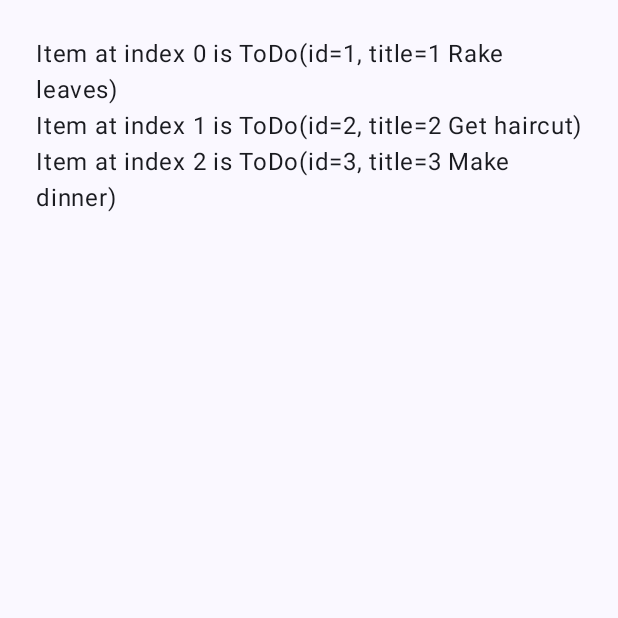
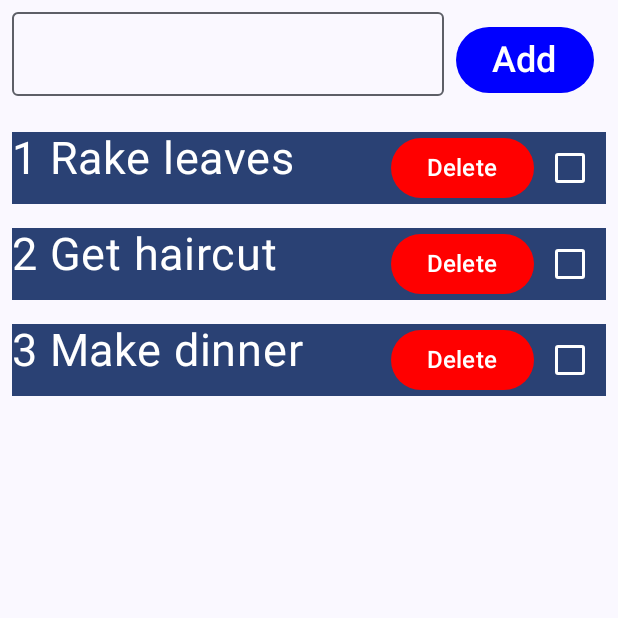
Before and after one commit to mmccormicc/ToDoList, an Android app built with Jetpack Compose: the screen it shows after launch (MainActivity), on a phone screen of 412 x 824 dp, the top half of it. Run offline under Robolectric (Android 15) with nearby library versions, the phone set to English and light mode, and no system bars.

Commit message:
Added ToDoItem composable to format list entries. Items can now be deleted

```diff
--- /dev/null
+++ b/app/src/main/java/com/example/todolist/ToDo.kt
@@ -0,0 +1,7 @@
+package com.example.todolist
+
+data class ToDo(
+    var id: Int,
+    var title : String,
+    var checked : Boolean
+)
--- a/app/src/main/java/com/example/todolist/ToDoData.kt
+++ /dev/null
@@ -1,14 +0,0 @@
-package com.example.todolist
-
-data class ToDo(
-    var id: Int,
-    var title : String
-)
-
-fun getTestTodo() : List<ToDo> {
-    return listOf<ToDo>(
-        ToDo(1, "1 Rake leaves"),
-        ToDo(2, "2 Get haircut"),
-        ToDo(3, "3 Make dinner")
-    )
-}
--- a/app/src/main/java/com/example/todolist/ToDoListPage.kt
+++ b/app/src/main/java/com/example/todolist/ToDoListPage.kt
@@ -1,25 +1,128 @@
 package com.example.todolist
 
+import androidx.compose.foundation.background
+import androidx.compose.foundation.layout.Column
 import androidx.compose.foundation.layout.fillMaxHeight
 import androidx.compose.foundation.lazy.LazyColumn
+import androidx.compose.foundation.layout.Row
+import androidx.compose.foundation.layout.fillMaxWidth
 import androidx.compose.foundation.layout.padding
 import androidx.compose.foundation.lazy.itemsIndexed
+import androidx.compose.material3.Button
+import androidx.compose.material3.ButtonDefaults
+import androidx.compose.material3.Checkbox
+import androidx.compose.material3.CheckboxDefaults
+import androidx.compose.material3.Icon
+import androidx.compose.material3.IconButton
+import androidx.compose.material3.MaterialTheme
+import androidx.compose.material3.OutlinedTextField
 import androidx.compose.material3.Text
 import androidx.compose.runtime.Composable
+import androidx.compose.runtime.getValue
+import androidx.compose.runtime.remember
+import androidx.compose.runtime.mutableStateOf
+import androidx.compose.runtime.mutableStateListOf
+import androidx.compose.runtime.setValue
 import androidx.compose.ui.Modifier
+import androidx.compose.ui.draw.clip
+import androidx.compose.ui.graphics.Color
+import androidx.compose.ui.graphics.RectangleShape
+import androidx.compose.ui.res.painterResource
 import androidx.compose.ui.unit.dp;
+import androidx.compose.ui.unit.sp
+
 
 @Composable
 fun ToDoListPage(modifier: Modifier = Modifier) {
 
-    val toDoList = getTestTodo()
+    val toDoList = remember { mutableStateListOf(ToDo(0, "1 Rake leaves", false),
+        ToDo(1, "2 Get haircut", false),
+        ToDo(2, "3 Make dinner", false))}
 
-    LazyColumn(
-        modifier = Modifier.fillMaxHeight().padding(24.dp)
+    var inputText by remember { mutableStateOf("")}
+
+    // Base column that uses inner padding
+    Column(
+        modifier = modifier
     ) {
-        itemsIndexed(toDoList) { index, item ->
-            Text("Item at index $index is $item")
+
+        // Row to add items
+        Row(
+            modifier = Modifier
+                .fillMaxWidth()
+                .padding(8.dp)
+        ) {
+            // Text field to add task title
+            OutlinedTextField(
+                modifier = Modifier.weight(1f),
+                value = inputText,
+                onValueChange = {
+                    inputText = it
+                }
+            )
+            // Add task button
+            Button(
+                modifier = Modifier.padding(8.dp),
+                onClick = { inputText = ""},
+                colors = ButtonDefaults.buttonColors(containerColor = Color.Blue)
+            ) {
+                Text(
+                    text = "Add",
+                    color = Color.White,
+                    fontSize = 24.sp
+                )
+            }
+        }
+
+        // Lazy column for displaying todolist items
+        LazyColumn(
+            // Filling entire height
+            modifier = Modifier.fillMaxHeight()
+        ) {
+            // Creating todoItem for each item in list
+            itemsIndexed(toDoList) { index, item ->
+                ToDoItem(item = item, toDoList = toDoList)
+            }
         }
     }
+}
 
+@Composable
+fun ToDoItem(item : ToDo, toDoList: MutableList<ToDo>) {
+
+    var checked by remember { mutableStateOf(true)}
+
+    // Creating row for each toDoItem
+    Row(
+        modifier = Modifier
+            .fillMaxWidth()
+            .padding(8.dp)
+            .clip(RectangleShape)
+            .background(MaterialTheme.colorScheme.primary)
+    ) {
+        // Text that holds item title
+        Text(
+            modifier = Modifier.weight(1f),
+            text = item.title,
+            color = Color.White,
+            fontSize = 30.sp
+        )
+        // Delete button
+        Button(
+            onClick = { toDoList.remove(item) },
+            colors = ButtonDefaults.buttonColors(containerColor = Color.Red)
+        ) {
+            Text(
+                text = "Delete",
+                color = Color.White,
+                fontSize = 16.sp
+            )
+        }
+        // Checkbox for completion
+        Checkbox(
+            checked = item.checked,
+            colors = CheckboxDefaults.colors(checkedColor = Color.Blue, uncheckedColor = Color.White),
+            onCheckedChange = { checked = it }
+        )
+    }
 }
--- /dev/null
+++ b/app/src/main/java/com/example/todolist/ViewModel.kt
@@ -0,0 +1,4 @@
+package com.example.todolist
+
+class ViewModel {
+}
```
